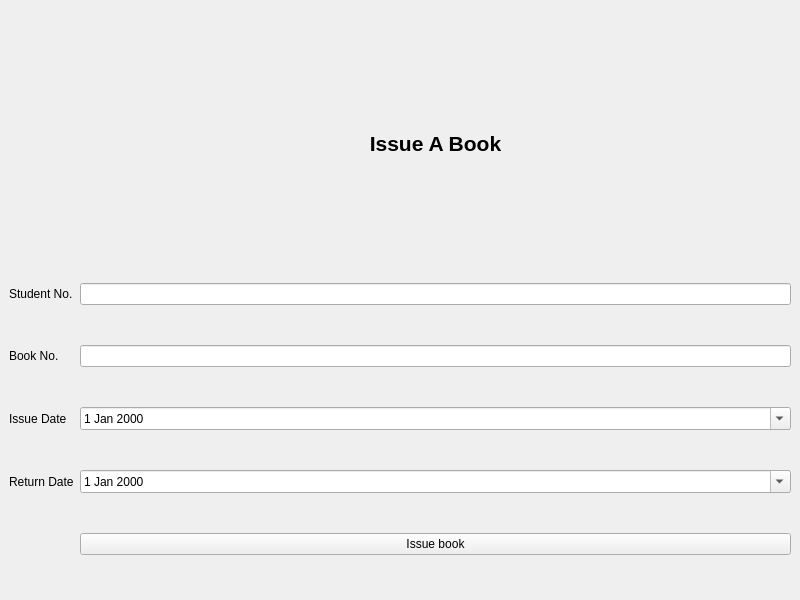
Black-Sirius69/Library-Management-System, file issue.ui: the form before one commit.
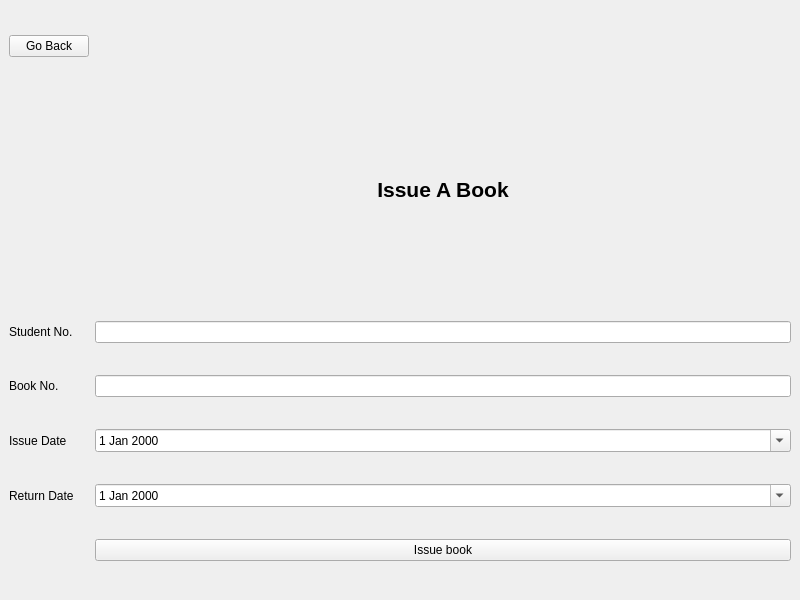
The form after the commit.

Commit message: Started the return books model and integrated the issue book one

What changed in the file:
```diff
--- a/issue.ui
+++ b/issue.ui
@@ -15,14 +15,17 @@
   </property>
   <widget class="QWidget" name="centralwidget">
    <layout class="QGridLayout" name="gridLayout">
-    <item row="2" column="0">
-     <widget class="QLabel" name="label_3">
-      <property name="text">
-       <string>Book No.</string>
+    <item row="3" column="1">
+     <widget class="QLineEdit" name="book_no"/>
+    </item>
+    <item row="4" column="1">
+     <widget class="QDateEdit" name="issue_date">
+      <property name="calendarPopup">
+       <bool>true</bool>
       </property>
      </widget>
     </item>
-    <item row="0" column="1">
+    <item row="1" column="1">
      <widget class="QLabel" name="label">
       <property name="sizePolicy">
        <sizepolicy hsizetype="Preferred" vsizetype="Fixed">
@@ -50,51 +53,55 @@
       </property>
      </widget>
     </item>
-    <item row="4" column="0">
-     <widget class="QLabel" name="label_5">
+    <item row="6" column="1">
+     <widget class="QPushButton" name="issue_book">
       <property name="text">
-       <string>Return Date</string>
+       <string>Issue book</string>
       </property>
      </widget>
     </item>
-    <item row="1" column="0">
+    <item row="5" column="1">
+     <widget class="QDateEdit" name="ret_date">
+      <property name="calendarPopup">
+       <bool>true</bool>
+      </property>
+     </widget>
+    </item>
+    <item row="3" column="0">
+     <widget class="QLabel" name="label_3">
+      <property name="text">
+       <string>Book No.</string>
+      </property>
+     </widget>
+    </item>
+    <item row="2" column="0">
      <widget class="QLabel" name="label_2">
       <property name="text">
        <string>Student No.</string>
       </property>
      </widget>
     </item>
-    <item row="3" column="1">
-     <widget class="QDateEdit" name="issue_date">
-      <property name="calendarPopup">
-       <bool>true</bool>
-      </property>
-     </widget>
-    </item>
-    <item row="4" column="1">
-     <widget class="QDateEdit" name="ret_date">
-      <property name="calendarPopup">
-       <bool>true</bool>
-      </property>
-     </widget>
-    </item>
-    <item row="1" column="1">
+    <item row="2" column="1">
      <widget class="QLineEdit" name="stu_no"/>
     </item>
-    <item row="3" column="0">
+    <item row="5" column="0">
+     <widget class="QLabel" name="label_5">
+      <property name="text">
+       <string>Return Date</string>
+      </property>
+     </widget>
+    </item>
+    <item row="4" column="0">
      <widget class="QLabel" name="label_4">
       <property name="text">
        <string>Issue Date</string>
       </property>
      </widget>
     </item>
-    <item row="2" column="1">
-     <widget class="QLineEdit" name="book_no"/>
-    </item>
-    <item row="5" column="1">
-     <widget class="QPushButton" name="issue_book">
+    <item row="0" column="0">
+     <widget class="QPushButton" name="home_page">
       <property name="text">
-       <string>Issue book</string>
+       <string>Go Back</string>
       </property>
      </widget>
     </item>
```
The commit also changes 3 other files.
